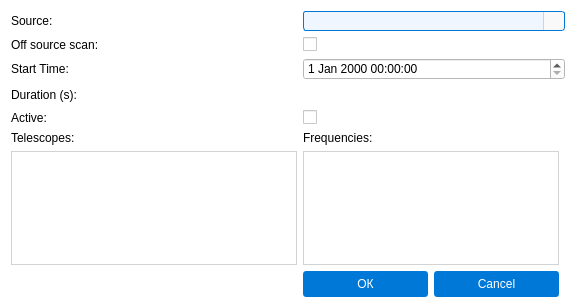
The window that pastrocore/gui_pyside/dialog_editor_scan.ui (Torward1024/pAstroCORE) describes before a commit, drawn with Qt 5.
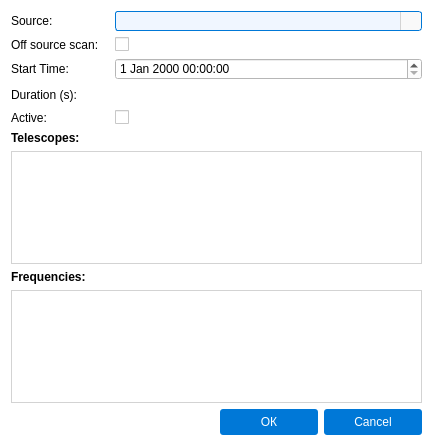
The same window after the commit. Icons and pictures are not drawn.

What changed in the file:
```diff
--- a/pastrocore/gui_pyside/dialog_editor_scan.ui
+++ b/pastrocore/gui_pyside/dialog_editor_scan.ui
@@ -6,8 +6,8 @@
    <rect>
     <x>0</x>
     <y>0</y>
-    <width>576</width>
-    <height>308</height>
+    <width>433</width>
+    <height>446</height>
    </rect>
   </property>
   <property name="windowTitle">
@@ -20,6 +20,268 @@
    <bool>true</bool>
   </property>
   <layout class="QGridLayout" name="gridLayout">
+   <item row="7" column="0">
+    <widget class="QLabel" name="lbl_active">
+     <property name="text">
+      <string>Active:</string>
+     </property>
+    </widget>
+   </item>
+   <item row="14" column="2">
+    <widget class="QPushButton" name="pushButton">
+     <property name="styleSheet">
+      <string notr="true">QPushButton {
+    background-color: #0078d7;
+    color: #ffffff;
+    padding: 6px;
+    border-radius: 3px;
+    border: none;
+}
+QPushButton:hover {
+    background-color: #1a8cff; /* Светлее при наведении */
+}
+QPushButton:pressed {
+    background-color: #005bb5; /* Темнее при нажатии */
+    padding-top: 7px; /* Легкое смещение вниз для эффекта &quot;продавливания&quot; */
+    padding-bottom: 5px;
+}</string>
+     </property>
+     <property name="text">
+      <string>ОК</string>
+     </property>
+     <property name="autoDefault">
+      <bool>false</bool>
+     </property>
+     <property name="flat">
+      <bool>true</bool>
+     </property>
+    </widget>
+   </item>
+   <item row="12" column="0" colspan="4">
+    <widget class="QTableView" name="tab_telescopes">
+     <property name="styleSheet">
+      <string notr="true">/* QTableView and QHeaderView styles for pAstroCORE */
+
+/* Table View */
+QTableView, QTableWidget {
+    background-color: #ffffff;
+    gridline-color: #d3d3d3;
+    color: #333333;
+    font-family: Arial, sans-serif;
+    font-size: 9pt;
+    border: 1px solid #d3d3d3; /* External border for table */
+}
+
+QTableView::item:selected, QTableWidget::item:selected {
+    background-color: #0078d7;
+    color: #ffffff;
+}
+
+QTableView::item:hover, QTableWidget::item:hover {
+    background-color: #1a8cff;
+    color: #ffffff;
+}
+
+/* Header View */
+QHeaderView {
+    background-color: #f9f9f9;
+    border: none; /* No external border to avoid doubling with QTableView */
+    border-bottom: 1px solid #d3d3d3; /* Bottom border to separate from content */
+}
+
+QHeaderView::section {
+    background-color: #f9f9f9;
+    color: #333333;
+    border-bottom: none; /* No bottom border, handled by QHeaderView */
+    border-right: none; /* Avoid doubling with adjacent sections */
+    border-left: none; /* Clean look */
+    border-top: none; /* Clean look */
+    padding: 4px;
+    font-family: Arial, sans-serif;
+    font-size: 9pt;
+}
+
+QHeaderView::section:horizontal {
+    border-right: 1px solid #d3d3d3; /* Separator between columns */
+}
+
+QHeaderView::section:vertical {
+    border-bottom: 1px solid #d3d3d3; /* Separator between rows */
+}
+
+QHeaderView::section:hover {
+    background-color: #1a8cff;
+    color: #ffffff;
+}</string>
+     </property>
+    </widget>
+   </item>
+   <item row="7" column="1">
+    <widget class="QCheckBox" name="chk_active">
+     <property name="text">
+      <string/>
+     </property>
+    </widget>
+   </item>
+   <item row="10" column="0" colspan="4">
+    <widget class="QTableView" name="tab_frequencies">
+     <property name="styleSheet">
+      <string notr="true">/* QTableView and QHeaderView styles for pAstroCORE */
+
+/* Table View */
+QTableView, QTableWidget {
+    background-color: #ffffff;
+    gridline-color: #d3d3d3;
+    color: #333333;
+    font-family: Arial, sans-serif;
+    font-size: 9pt;
+    border: 1px solid #d3d3d3; /* External border for table */
+}
+
+QTableView::item:selected, QTableWidget::item:selected {
+    background-color: #0078d7;
+    color: #ffffff;
+}
+
+QTableView::item:hover, QTableWidget::item:hover {
+    background-color: #1a8cff;
+    color: #ffffff;
+}
+
+/* Header View */
+QHeaderView {
+    background-color: #f9f9f9;
+    border: none; /* No external border to avoid doubling with QTableView */
+    border-bottom: 1px solid #d3d3d3; /* Bottom border to separate from content */
+}
+
+QHeaderView::section {
+    background-color: #f9f9f9;
+    color: #333333;
+    border-bottom: none; /* No bottom border, handled by QHeaderView */
+    border-right: none; /* Avoid doubling with adjacent sections */
+    border-left: none; /* Clean look */
+    border-top: none; /* Clean look */
+    padding: 4px;
+    font-family: Arial, sans-serif;
+    font-size: 9pt;
+}
+
+QHeaderView::section:horizontal {
+    border-right: 1px solid #d3d3d3; /* Separator between columns */
+}
+
+QHeaderView::section:vertical {
+    border-bottom: 1px solid #d3d3d3; /* Separator between rows */
+}
+
+QHeaderView::section:hover {
+    background-color: #1a8cff;
+    color: #ffffff;
+}</string>
+     </property>
+    </widget>
+   </item>
+   <item row="6" column="1" colspan="3">
+    <widget class="QLineEdit" name="durationEdit">
+     <property name="styleSheet">
+      <string notr="true">QLineEdit {
+    font-family: Arial;
+    font-size: 9pt;
+    color: #333333;
+    padding: 1px;
+    border-radius: 3px;
+}
+QLineEdit[readOnly=&quot;true&quot;] {
+    border: 1px solid #d3d3d3;
+    background-color: #f9f9f9;
+}
+QLineEdit[readOnly=&quot;false&quot;] {
+    border: 1px solid #0078d7;
+    background-color: #f0f6ff;
+}
+QLineEdit[readOnly=&quot;false&quot;]:hover {
+    border: 1px solid #1a8cff;
+}
+QLineEdit[readOnly=&quot;false&quot;]:focus {
+    border: 1px solid #005bb5;
+    background-color: #ffffff;
+}</string>
+     </property>
+    </widget>
+   </item>
+   <item row="3" column="0">
+    <widget class="QLabel" name="labelStartTime">
+     <property name="text">
+      <string>Start Time:</string>
+     </property>
+    </widget>
+   </item>
+   <item row="2" column="0">
+    <widget class="QLabel" name="lbl_offsource">
+     <property name="text">
+      <string>Off source scan:</string>
+     </property>
+    </widget>
+   </item>
+   <item row="8" column="0">
+    <widget class="QLabel" name="label">
+     <property name="text">
+      <string>&lt;html&gt;&lt;head/&gt;&lt;body&gt;&lt;p&gt;&lt;span style=&quot; font-weight:700;&quot;&gt;Telescopes:&lt;/span&gt;&lt;/p&gt;&lt;/body&gt;&lt;/html&gt;</string>
+     </property>
+    </widget>
+   </item>
+   <item row="6" column="0">
+    <widget class="QLabel" name="labelDuration">
+     <property name="text">
+      <string>Duration (s):</string>
+     </property>
+    </widget>
+   </item>
+   <item row="2" column="1">
+    <widget class="QCheckBox" name="chk_offsource">
+     <property name="text">
+      <string/>
+     </property>
+    </widget>
+   </item>
+   <item row="1" column="0">
+    <widget class="QLabel" name="labelSource">
+     <property name="text">
+      <string>Source:</string>
+     </property>
+    </widget>
+   </item>
+   <item row="14" column="3">
+    <widget class="QPushButton" name="pushButton_2">
+     <property name="styleSheet">
+      <string notr="true">QPushButton {
+    background-color: #0078d7;
+    color: #ffffff;
+    padding: 6px;
+    border-radius: 3px;
+    border: none;
+}
+QPushButton:hover {
+    background-color: #1a8cff; /* Светлее при наведении */
+}
+QPushButton:pressed {
+    background-color: #005bb5; /* Темнее при нажатии */
+    padding-top: 7px; /* Легкое смещение вниз для эффекта &quot;продавливания&quot; */
+    padding-bottom: 5px;
+}</string>
+     </property>
+     <property name="text">
+      <string>Cancel</string>
+     </property>
+     <property name="autoDefault">
+      <bool>true</bool>
+     </property>
+     <property name="flat">
+      <bool>true</bool>
+     </property>
+    </widget>
+   </item>
    <item row="1" column="1" colspan="3">
     <widget class="QComboBox" name="sourceCombo">
      <property name="styleSheet">
@@ -105,173 +367,80 @@
      </property>
     </widget>
    </item>
-   <item row="2" column="1">
-    <widget class="QCheckBox" name="chk_offsource">
-     <property name="text">
-      <string/>
-     </property>
-    </widget>
-   </item>
-   <item row="7" column="1">
-    <widget class="QCheckBox" name="chk_active">
-     <property name="text">
-      <string/>
-     </property>
-    </widget>
-   </item>
-   <item row="3" column="0">
-    <widget class="QLabel" name="labelStartTime">
-     <property name="text">
-      <string>Start Time:</string>
-     </property>
-    </widget>
-   </item>
-   <item row="1" column="0">
-    <widget class="QLabel" name="labelSource">
-     <property name="text">
-      <string>Source:</string>
-     </property>
-    </widget>
-   </item>
-   <item row="6" column="1" colspan="3">
-    <widget class="QLineEdit" name="durationEdit">
-     <property name="styleSheet">
-      <string notr="true">QLineEdit {
-    font-family: Arial;
-    font-size: 9pt;
-    color: #333333;
-    padding: 1px;
-    border-radius: 3px;
-}
-QLineEdit[readOnly=&quot;true&quot;] {
-    border: 1px solid #d3d3d3;
-    background-color: #f9f9f9;
-}
-QLineEdit[readOnly=&quot;false&quot;] {
-    border: 1px solid #0078d7;
-    background-color: #f0f6ff;
-}
-QLineEdit[readOnly=&quot;false&quot;]:hover {
-    border: 1px solid #1a8cff;
-}
-QLineEdit[readOnly=&quot;false&quot;]:focus {
-    border: 1px solid #005bb5;
-    background-color: #ffffff;
-}</string>
-     </property>
-    </widget>
-   </item>
-   <item row="7" column="0">
-    <widget class="QLabel" name="lbl_active">
-     <property name="text">
-      <string>Active:</string>
-     </property>
-    </widget>
-   </item>
-   <item row="9" column="0">
-    <widget class="QTableView" name="tab_telescopes">
-     <property name="styleSheet">
-      <string notr="true">border: 1px solid #d3d3d3; background-color: #ffffff;</string>
-     </property>
-    </widget>
-   </item>
-   <item row="6" column="0">
-    <widget class="QLabel" name="labelDuration">
-     <property name="text">
-      <string>Duration (s):</string>
-     </property>
-    </widget>
-   </item>
-   <item row="2" column="0">
-    <widget class="QLabel" name="lbl_offsource">
-     <property name="text">
-      <string>Off source scan:</string>
-     </property>
-    </widget>
-   </item>
-   <item row="8" column="0">
-    <widget class="QLabel" name="label">
-     <property name="text">
-      <string>Telescopes:</string>
-     </property>
-    </widget>
-   </item>
-   <item row="8" column="1">
-    <widget class="QLabel" name="label_2">
-     <property name="text">
-      <string>Frequencies:</string>
-     </property>
-    </widget>
-   </item>
-   <item row="9" column="1" colspan="2">
-    <widget class="QTableView" name="tab_frequencies">
-     <property name="styleSheet">
-      <string notr="true">border: 1px solid #d3d3d3; background-color: #ffffff;</string>
-     </property>
-    </widget>
-   </item>
-   <item row="10" column="1">
-    <widget class="QPushButton" name="pushButton">
-     <property name="styleSheet">
-      <string notr="true">QPushButton {
-    background-color: #0078d7;
-    color: #ffffff;
-    padding: 6px;
-    border-radius: 3px;
-    border: none;
-}
-QPushButton:hover {
-    background-color: #1a8cff; /* Светлее при наведении */
-}
-QPushButton:pressed {
-    background-color: #005bb5; /* Темнее при нажатии */
-    padding-top: 7px; /* Легкое смещение вниз для эффекта &quot;продавливания&quot; */
-    padding-bottom: 5px;
-}</string>
-     </property>
-     <property name="text">
-      <string>ОК</string>
-     </property>
-     <property name="autoDefault">
-      <bool>false</bool>
-     </property>
-     <property name="flat">
-      <bool>true</bool>
-     </property>
-    </widget>
-   </item>
-   <item row="10" column="2">
-    <widget class="QPushButton" name="pushButton_2">
-     <property name="styleSheet">
-      <string notr="true">QPushButton {
-    background-color: #0078d7;
-    color: #ffffff;
-    padding: 6px;
-    border-radius: 3px;
-    border: none;
-}
-QPushButton:hover {
-    background-color: #1a8cff; /* Светлее при наведении */
-}
-QPushButton:pressed {
-    background-color: #005bb5; /* Темнее при нажатии */
-    padding-top: 7px; /* Легкое смещение вниз для эффекта &quot;продавливания&quot; */
-    padding-bottom: 5px;
-}</string>
-     </property>
-     <property name="text">
-      <string>Cancel</string>
-     </property>
-     <property name="autoDefault">
-      <bool>true</bool>
-     </property>
-     <property name="flat">
-      <bool>true</bool>
-     </property>
-    </widget>
-   </item>
    <item row="3" column="1" colspan="3">
     <widget class="QDateTimeEdit" name="startTimeEdit">
+     <property name="styleSheet">
+      <string notr="true">/* Base style for QDoubleSpinBox */
+QDateTime {
+    font-family: Arial;
+    font-size: 9pt;
+    color: #333333;
+    padding: 1px;
+    padding-right: 20px;
+    border-radius: 3px;
+    background-color: #f9f9f9; /* Matches readOnly QLineEdit background */
+    border: 1px solid #d3d3d3; /* Matches readOnly QLineEdit border */
+}
+
+/* Editable state */
+QDateTime:editable {
+    background-color: #f0f6ff; /* Matches editable QComboBox background */
+    border: 1px solid #0078d7; /* Matches editable QComboBox border */
+}
+
+/* Editable hover state */
+QDateTime:editable:hover {
+    border: 1px solid #1a8cff; /* Matches editable QComboBox:hover border */
+}
+
+/* Editable focus state */
+QDoubleSpinBox:editable:focus {
+    border: 1px solid #005bb5; /* Matches editable QComboBox:focus border */
+    background-color: #ffffff; /* Matches editable QComboBox:focus background */
+}
+
+/* Non-editable state */
+QDateTime:!editable {
+    background-color: #f0f6ff; /* Matches non-editable QComboBox background */
+    border: 1px solid #0078d7; /* Matches non-editable QComboBox border */
+}
+
+/* Non-editable hover state */
+QDateTime:!editable:hover {
+    border: 1px solid #1a8cff; /* Matches non-editable QComboBox:hover border */
+}
+
+/* Non-editable focus state */
+QDateTime:!editable:focus {
+    border: 1px solid #005bb5; /* Matches non-editable QComboBox:focus border */
+    background-color: #ffffff; /* Matches non-editable QComboBox:focus background */
+}
+
+/* Styling for up/down buttons */
+QDateTime::up-button, QDateTime::down-button {
+    subcontrol-origin: padding;
+    width: 20px;
+    border-left: 1px solid #d3d3d3; /* Visual separation like QComboBox drop-down */
+    background-color: #f9f9f9; /* Matches QComboBox drop-down background */
+}
+/* Hover state for up/down buttons */
+QDateTime::up-button:hover, QDoubleSpinBox::down-button:hover {
+    background-color: #0078d7; /* Matches QComboBox drop-down:hover */
+}
+
+/* Up arrow styling */
+QDateTime::up-arrow {
+    width: 12px;
+    height: 12px;
+    image: url(:/icons/up_arrow_icon.svg); /* Ensure this icon exists */
+}
+/* Down arrow styling */
+QDateTime::down-arrow {
+    width: 12px;
+    height: 12px;
+    image: url(:/icons/down_arrow_icon.svg); /* Matches QComboBox down-arrow */
+}</string>
+     </property>
      <property name="minimumDateTime">
       <datetime>
        <hour>0</hour>
@@ -284,6 +453,13 @@
      </property>
     </widget>
    </item>
+   <item row="11" column="0">
+    <widget class="QLabel" name="label_2">
+     <property name="text">
+      <string>&lt;html&gt;&lt;head/&gt;&lt;body&gt;&lt;p&gt;&lt;span style=&quot; font-weight:700;&quot;&gt;Frequencies:&lt;/span&gt;&lt;/p&gt;&lt;/body&gt;&lt;/html&gt;</string>
+     </property>
+    </widget>
+   </item>
   </layout>
  </widget>
  <resources>
```
